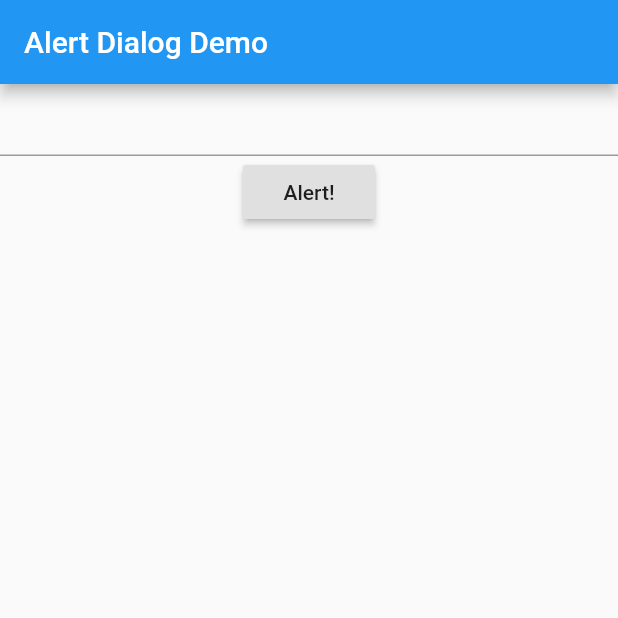
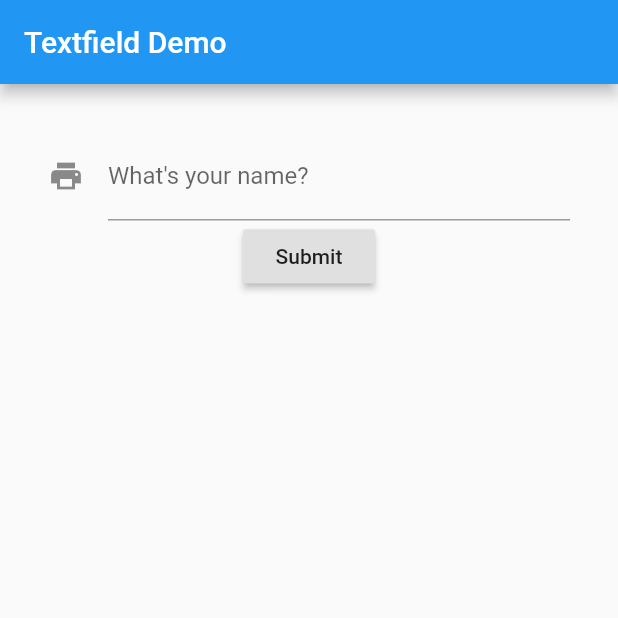
Before and after one commit to brianwoo/flutter_tutorial, a Flutter app: the screen it shows after launch, on a phone screen of 412 x 824 dp, the top half of it. Run offline on Flutter 3.47's test engine with Material 2 defaults, Android fonts, the phone set to English and light mode, and no system bars.

Commit message:
Finished Lesson 28

```diff
--- /dev/null
+++ b/lib/flutter28_textfield/textfield.dart
@@ -0,0 +1,72 @@
+import 'package:flutter/material.dart';
+
+void flutter_TextField() => runApp(new MaterialApp(
+  home: new TextFieldDemo()
+));
+
+
+class TextFieldDemo extends StatefulWidget
+{
+  @override
+  _TextFieldDemoState createState() => new _TextFieldDemoState();
+}
+
+
+class _TextFieldDemoState extends State<TextFieldDemo>
+{
+
+  final TextEditingController _controller = new TextEditingController();
+  String _text = "";
+
+  void _onChanged(String value)
+  {
+    setState(() {
+      _text = value;
+    });
+  }
+
+
+  void _onPressed()
+  {
+    print("button pressed!  $_text");
+  }
+
+  void _onPressed2()
+  {
+    print("text was: ${_controller.text}");
+  }
+
+
+
+  @override
+  Widget build(BuildContext context)
+  {
+    return new Scaffold(
+      appBar: new AppBar(
+        title: new Text("Textfield Demo"),
+      ),
+      body: new Container(
+        padding: new EdgeInsets.all(32.0),
+        child: new Center(
+          child: new Column(
+            children: <Widget>[
+              new TextField(
+                onChanged: (String value) => _onChanged(value),
+                controller: _controller,
+                maxLines: 1,
+                autocorrect: true,
+                //obscureText: true
+                decoration: new InputDecoration(
+                  icon: new Icon(Icons.print),
+                  hintText: "Type something here",
+                  labelText: "What's your name?"
+                ),
+              ),
+              new RaisedButton(child: new Text("Submit"), onPressed: () => _onPressed2()),
+            ],
+          )
+        ),
+      ),
+    );
+  }
+}
--- a/lib/main.dart
+++ b/lib/main.dart
@@ -5,13 +5,15 @@ import 'flutter24/flutter24.dart';
 import 'flutter25_router/router.dart';
 import 'package:flutter_tutorial/flutter26_snackbar/snackbar.dart';
 import 'package:flutter_tutorial/flutter27_alert_dialog/alertDialog.dart';
+import 'package:flutter_tutorial/flutter28_textfield/textfield.dart' as textFieldDemo;
 
 
 // void main() => flutter23();
 //void main() => flutter24();
 // void main() => flutter_Router();
 //void main() => flutter_Snackbar();
-void main() => flutter_AlertDialog();
+// void main() => flutter_AlertDialog();
+void main() => textFieldDemo.flutter_TextField();
 
 // void main() {
 //   runApp(
```
